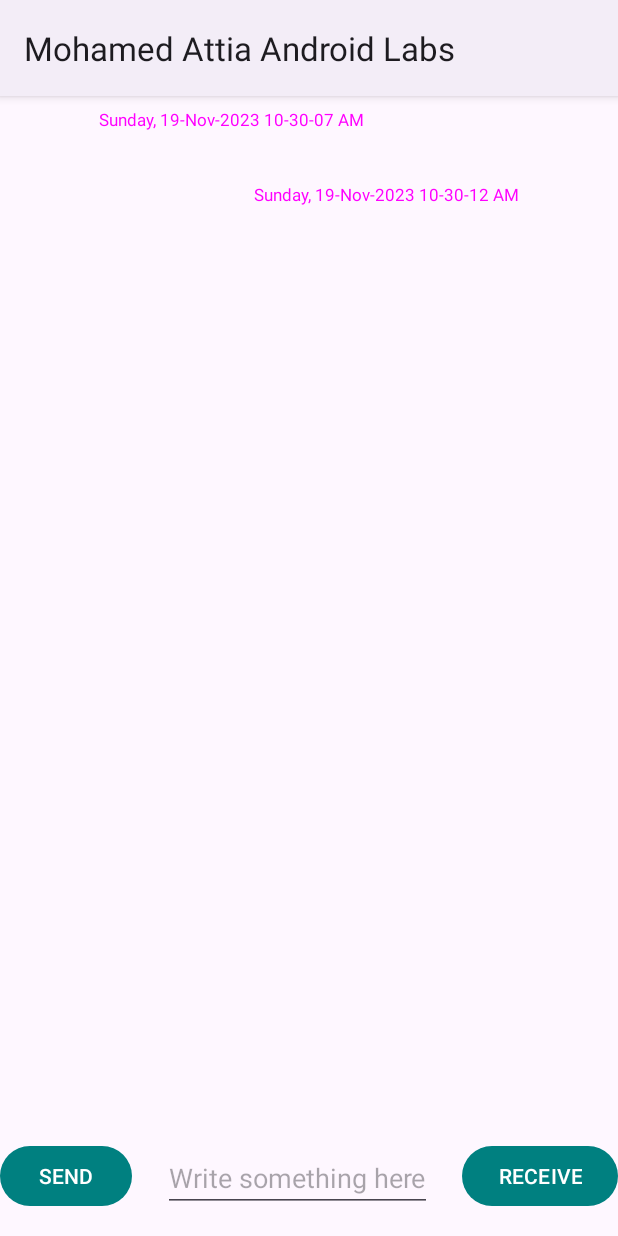
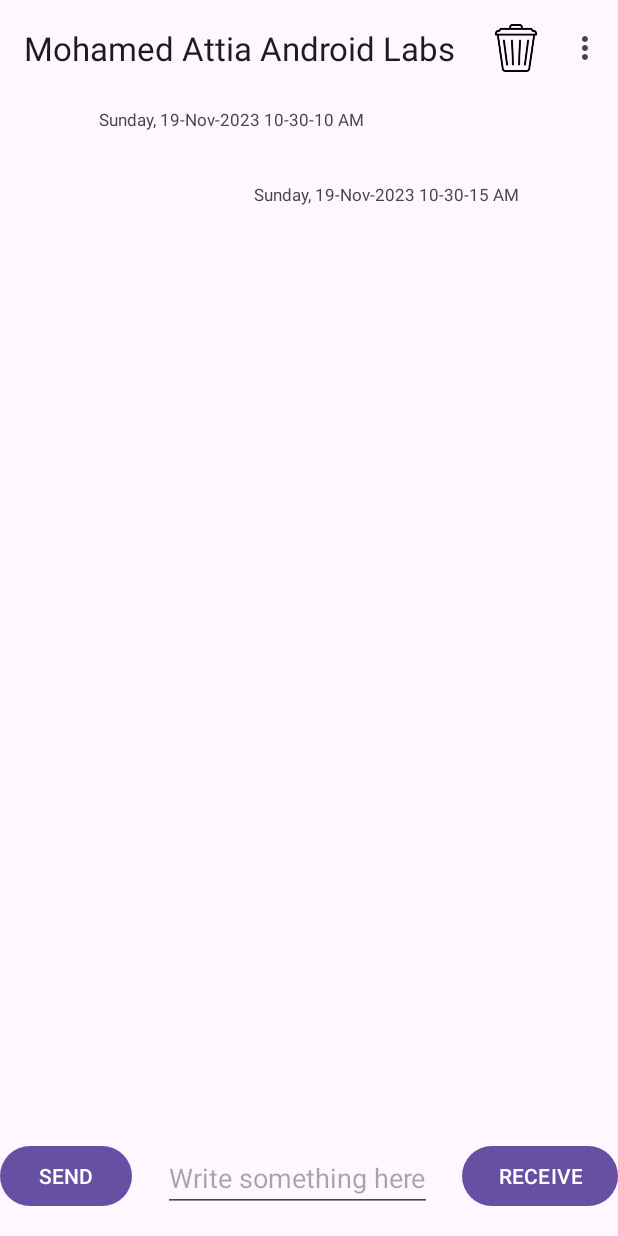
Before and after one commit to attiamohmed/Android, an Android app: the screen it shows after launch (ChatRoom), after a tap on "RECEIVE", on a phone screen of 412 x 824 dp. Run offline under Robolectric (Android 15) with nearby library versions, the phone set to English and light mode, and no system bars; our stand-ins replace Room's generated code; 2 other taps on this screen came first.

Commit message:
Added a Toolbar Delete and About

```diff
--- a/app/build.gradle.kts
+++ b/app/build.gradle.kts
@@ -43,7 +43,7 @@ dependencies {
     annotationProcessor ("androidx.room:room-compiler:$room_version")
 
     implementation("androidx.appcompat:appcompat:1.6.1")
-    implementation("com.google.android.material:material:1.9.0")
+    implementation("com.google.android.material:material:1.10.0")
     implementation ("androidx.recyclerview:recyclerview:1.3.2")
     implementation("androidx.constraintlayout:constraintlayout:2.1.4")
     testImplementation("junit:junit:4.13.2")
--- a/app/src/main/java/algonquin/cst2335/atti0019/MessageDetailsFragment.java
+++ b/app/src/main/java/algonquin/cst2335/atti0019/MessageDetailsFragment.java
@@ -4,10 +4,8 @@ import android.os.Bundle;
 import android.view.LayoutInflater;
 import android.view.View;
 import android.view.ViewGroup;
+import androidx.fragment.app.Fragment;
 
-import androidx.annotation.NonNull;
-import androidx.annotation.Nullable;
-import androidx.fragment.app.Fragment;
 
 import algonquin.cst2335.atti0019.databinding.DetailsLayoutBinding;
 
--- a/app/src/main/res/layout/activity_chat_room.xml
+++ b/app/src/main/res/layout/activity_chat_room.xml
@@ -6,6 +6,14 @@
     android:layout_height="match_parent"
     tools:context=".ChatRoom">
 
+    <androidx.appcompat.widget.Toolbar
+        android:id="@+id/myToolbar"
+        android:layout_width="match_parent"
+        android:layout_height="wrap_content"
+        app:layout_constraintEnd_toEndOf="parent"
+        app:layout_constraintStart_toStartOf="parent"
+        app:layout_constraintTop_toTopOf="parent" />
+
     <androidx.recyclerview.widget.RecyclerView
         android:id="@+id/recycleView"
         android:layout_width="0dp"
@@ -13,7 +21,7 @@
         app:layout_constraintBottom_toTopOf="@+id/textInput"
         app:layout_constraintEnd_toEndOf="parent"
         app:layout_constraintStart_toStartOf="parent"
-        app:layout_constraintTop_toTopOf="parent" />
+        app:layout_constraintTop_toBottomOf="@+id/myToolbar" />
 
     <Button
         android:id="@+id/sendButton"
@@ -47,9 +55,10 @@
         android:id="@+id/fragmentLocation"
         android:layout_width="match_parent"
         android:layout_height="match_parent"
-        app:layout_constraintTop_toTopOf="parent"
+        android:layout_marginTop="60dp"
         app:layout_constraintBottom_toBottomOf="parent"
         app:layout_constraintEnd_toEndOf="parent"
-        app:layout_constraintStart_toStartOf="parent" />
+        app:layout_constraintStart_toStartOf="parent"
+        app:layout_constraintTop_toBottomOf="@+id/myToolbar" />
 
 </androidx.constraintlayout.widget.ConstraintLayout>
--- a/app/src/main/res/layout/activity_main.xml
+++ b/app/src/main/res/layout/activity_main.xml
@@ -9,7 +9,6 @@
     <TextView
         android:layout_width="wrap_content"
         android:layout_height="wrap_content"
-        android:text="hello_message"
         app:layout_constraintBottom_toBottomOf="parent"
         app:layout_constraintEnd_toEndOf="parent"
         app:layout_constraintStart_toStartOf="parent"
@@ -19,7 +18,6 @@
         android:layout_width="wrap_content"
         android:layout_height="wrap_content"
         android:layout_marginBottom="50dp"
-        android:text="button_message"
         app:layout_constraintBottom_toBottomOf="parent"
         app:layout_constraintEnd_toEndOf="parent"
         app:layout_constraintHorizontal_bias="0.5"
--- a/app/src/main/res/layout/receive_row.xml
+++ b/app/src/main/res/layout/receive_row.xml
@@ -29,6 +29,7 @@
         android:layout_width="50dp"
         android:layout_height="50dp"
         app:layout_constraintEnd_toEndOf="parent"
-        app:layout_constraintTop_toTopOf="parent" />
+        app:layout_constraintTop_toTopOf="parent"
+         />
 
 </androidx.constraintlayout.widget.ConstraintLayout>
--- /dev/null
+++ b/app/src/main/res/menu/my_menu.xml
@@ -0,0 +1,16 @@
+<?xml version="1.0" encoding="utf-8"?>
+<menu xmlns:app="http://schemas.android.com/apk/res-auto"
+    xmlns:android="http://schemas.android.com/apk/res/android">
+
+        <item
+            android:id="@+id/delete"
+            android:icon="@drawable/delete"
+            android:title="Delete this item"
+            app:showAsAction="ifRoom" />
+
+        <item
+            android:id="@+id/about"
+            android:title="About"
+            app:showAsAction="never" />
+
+</menu>
--- a/app/src/main/res/values/themes.xml
+++ b/app/src/main/res/values/themes.xml
@@ -1,11 +1,10 @@
 <resources xmlns:tools="http://schemas.android.com/tools">
     <!-- Base application theme. -->
     <style name="Base.Theme.MohamedAttiaAndroidLabs" parent="Theme.Material3.DayNight">
-        <!-- Customize your light theme here. -->
-        <item name="colorPrimary">@color/my_primary</item>
-        <item name="colorSecondary">@color/my_secondary</item>
-        <item name="android:statusBarColor">@color/my_statusbar</item>
-        <item name="android:textColor">@color/my_text</item>
+        <!-- tell Android not to use ActionBar -->
+        <item name="windowActionBar">false</item>
+        <item name="windowNoTitle">true</item>
+
     </style>
 
     <style name="Theme.MohamedAttiaAndroidLabs" parent="Base.Theme.MohamedAttiaAndroidLabs" />
--- a/gradle.properties
+++ b/gradle.properties
@@ -19,3 +19,5 @@ android.useAndroidX=true
 # resources declared in the library itself and none from the library's dependencies,
 # thereby reducing the size of the R class for that library
 android.nonTransitiveRClass=true
+
+android.nonFinalResIds=false
```
Also changed, not shown: app/src/main/java/algonquin/cst2335/atti0019/ChatRoom.java (+57 -6 lines), app/src/main/res/drawable/delete.png (added), app/src/main/res/layout-sw600dp/activity_chat_room.xml (line endings or trailing spaces).
